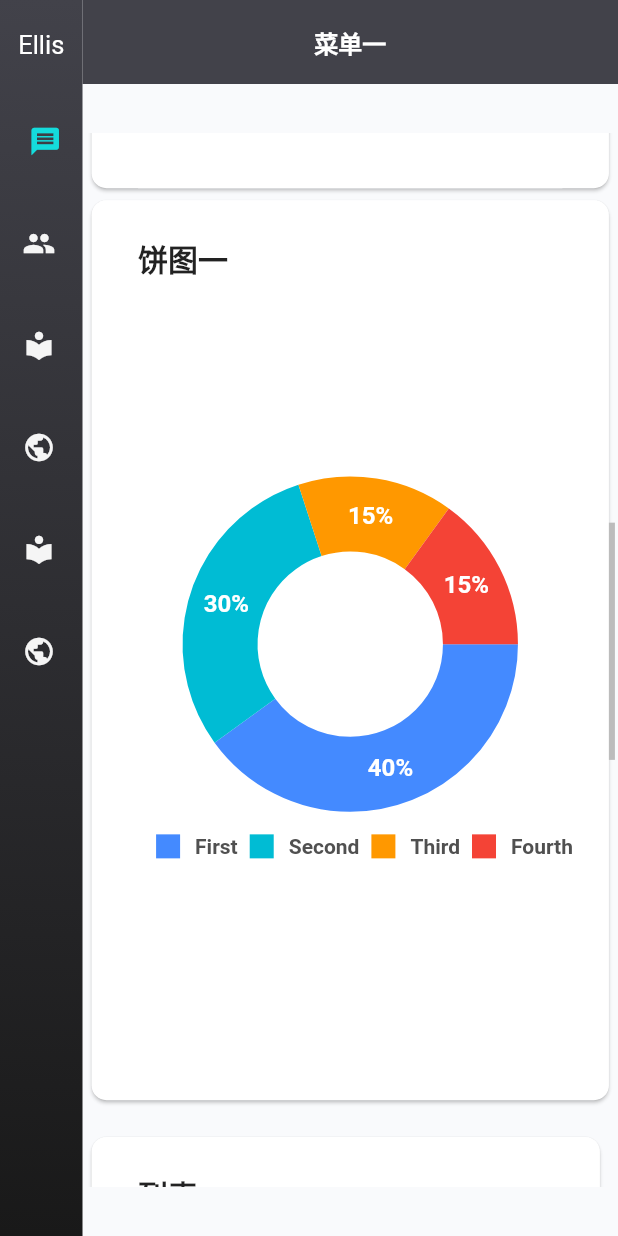
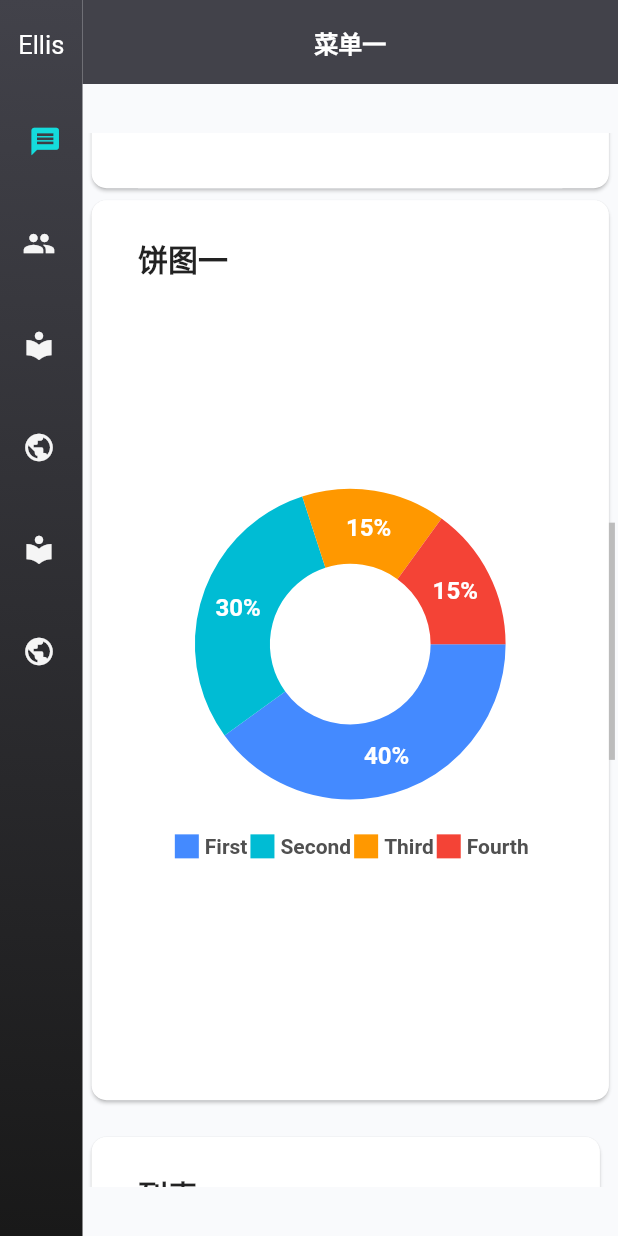
Before and after one commit to ellis1119/codegendemo, a Flutter app: the screen it shows after launch, scrolled down 1152 dp, on a phone screen of 412 x 824 dp. Run offline on Flutter 3.47's test engine with Material 2 defaults, Android fonts, the phone set to English and light mode, and no system bars; drawn by our look-alikes of fl_chart; our stand-ins replace url_strategy.

Commit message:
2022-10-24

```diff
--- a/lib/pages/mainPie.dart
+++ b/lib/pages/mainPie.dart
@@ -46,7 +46,7 @@
                     ),
                     sectionsSpace: 0,
                     centerSpaceRadius:
-                        width < 1000 ? width * 0.15 : width * 0.04,
+                        width < 1000 ? width * 0.13 : width * 0.04,
                     sections: showingSections(),
                   ),
                 ),
--- a/lib/utils/indicator.dart
+++ b/lib/utils/indicator.dart
@@ -21,7 +21,7 @@
     return Row(
       children: <Widget>[
         Container(
-          margin: const EdgeInsets.symmetric(horizontal: 8.0),
+          margin: const EdgeInsets.symmetric(horizontal: 2.0),
           width: size,
           height: size,
           decoration: BoxDecoration(
```
Also changed, not shown: lib/pages/mainSmallTable.dart (+6 -4 lines).
